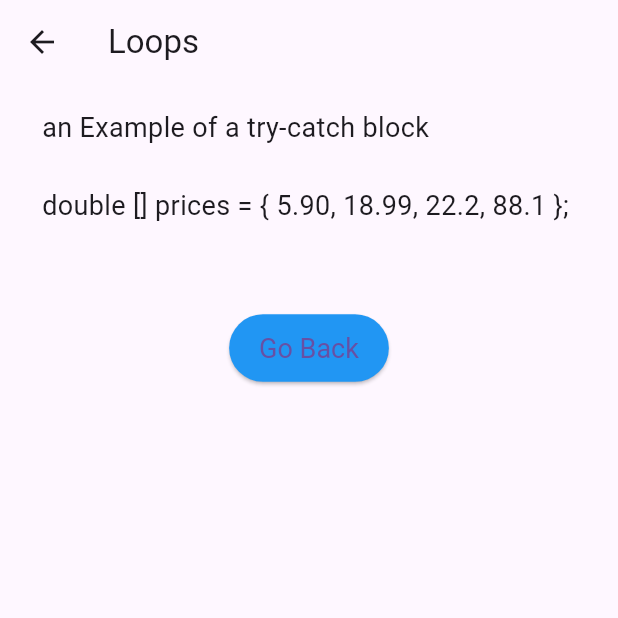
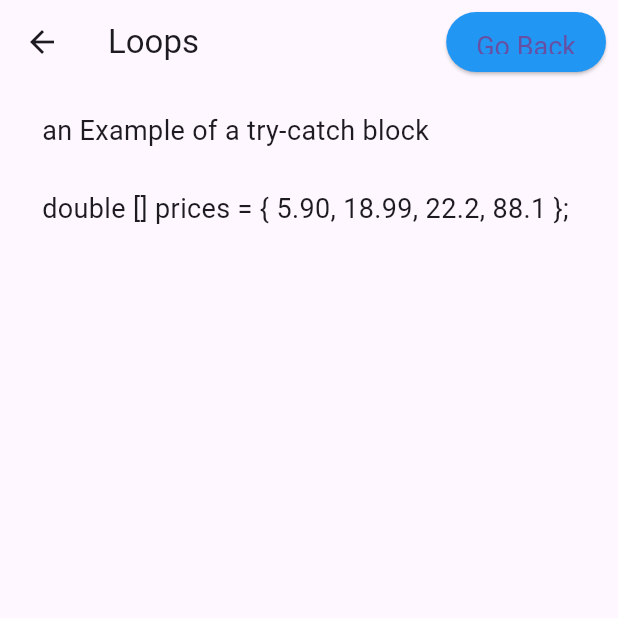
Before and after one commit to shiv9413/gkdownloader, a Flutter app: the screen it shows after launch, after a tap on "Loops", on a phone screen of 412 x 824 dp, the top half of it. Run offline on Flutter 3.47's test engine with Material 3 defaults, Android fonts, the phone set to English and light mode, and no system bars.

Commit message:
commit modified

```diff
--- a/lib/HomePage.dart
+++ b/lib/HomePage.dart
@@ -139,39 +139,15 @@ class TopicScreen extends StatelessWidget {
   // Function to return content based on the topic
   Widget getContent() {
     switch (topic) {
+      case 'Arrays':
+        return screen1();// Replace this with the actual content of screen1.dart
+    // Add cases for other topics as needed
       case 'Strings':
-        return Container(
-          padding: EdgeInsets.all(16.0),
-          child: Text(
-            "Dealing with exceptions \n\n"
-                "1. Checked exceptions need to be specified or handled with a try-catch block \n\n"
-                "2. Unchecked exceptions can be addressed by fixing bugs in the code or by setting a try- catch block \n\n"
-                "3. Errors may have serveral causes,each with their own solutions",
-            style: TextStyle(fontSize: 18.0),
-          ),
-        ); // Replace this with the actual content of screen1.dart
-    // Add cases for other topics as needed
-      case 'Arrays':
-        return Container(
-          padding: EdgeInsets.all(16.0),
-          child: Text(
-            "When Building a Java Application of any complexity one must account for the fact that it exection\n\n"
-                "will not always go smoothy,sconer or later,some error will be encountered and \n\n"
-                "java way of handling this is to quote unquote,throw an exception \n\n"
-                "Catching and handling such exceptions is something which is required to ensure that a java program \n\n"
-                "continuous to run even when errors are encountered and that is the precisely the focus of this learning path.\n\n",
-            style: TextStyle(fontSize: 18.0),
-          ),
-        );
+        return screen2();
       case 'Loops':
-        return Container(
-            padding: EdgeInsets.all(16.0),
-          child: Text(
-            "an Example of a try-catch block \n\n"
-                "double [] prices = { 5.90, 18.99, 22.2, 88.1 }; \n",
-            style: TextStyle(fontSize: 18.0),
-          ),
-        );
+        return screen3();
+      case 'GUM':
+        return screen3();
       default:
         return Container(); // Empty container for unknown topics
     }
@@ -182,6 +158,22 @@ class TopicScreen extends StatelessWidget {
     return Scaffold(
       appBar: AppBar(
         title: Text(topic),
+        actions: [
+          Padding(
+            padding: const EdgeInsets.all(8.0),
+            child: ElevatedButton(
+              onPressed: () {
+                Navigator.pop(context); // Navigate back to the previous screen
+              },
+              style: ElevatedButton.styleFrom(
+                primary: Colors.blue,
+                textStyle: TextStyle(fontSize: 18),
+                padding: EdgeInsets.symmetric(horizontal: 20, vertical: 12),
+              ),
+              child: Text('Go Back'),
+            ),
+          ),
+        ],
       ),
       body: SingleChildScrollView(
         child: Center(
@@ -190,17 +182,6 @@ class TopicScreen extends StatelessWidget {
             children: [
               getContent(), // Call the getContent function to display the content
               SizedBox(height: 16),
-              ElevatedButton(
-                onPressed: () {
-                  Navigator.pop(context); // Navigate back to the previous screen
-                },
-                style: ElevatedButton.styleFrom(
-                  primary: Colors.blue,
-                  textStyle: TextStyle(fontSize: 18),
-                  padding: EdgeInsets.symmetric(horizontal: 20, vertical: 12),
-                ),
-                child: Text('Go Back'),
-              ),
             ],
           ),
         ),
```
Also changed, not shown: lib/Exceptions/screen1.dart (+20 -20 lines), lib/Exceptions/screen2.dart (+26 -13 lines), lib/Exceptions/screen3.dart (+2 -7 lines).
